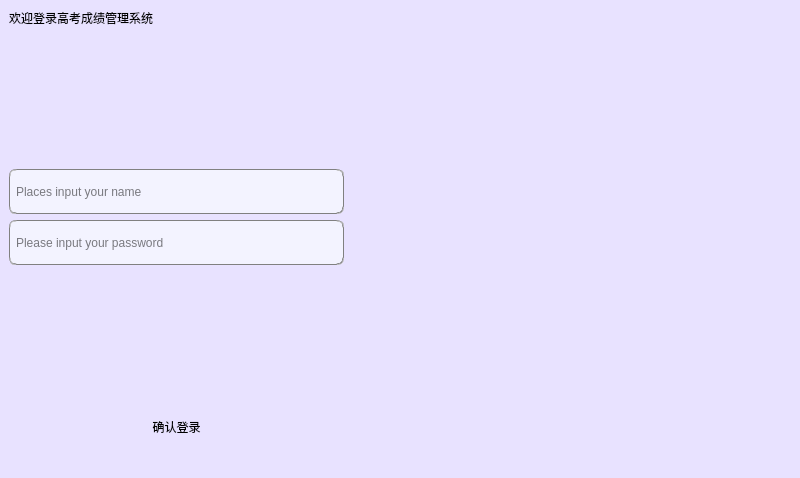
lensans/-, file CODE/signin.ui: the form before one commit.
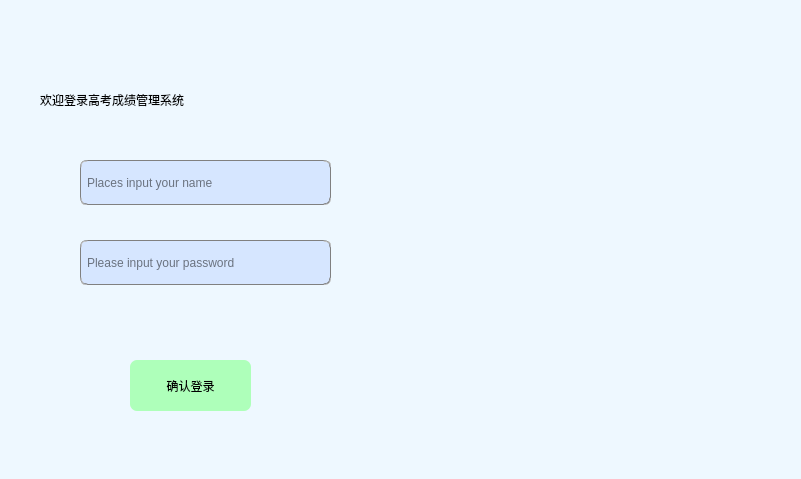
The form after the commit. Icons and pictures are not drawn.

What changed in the file:
```diff
--- a/CODE/signin.ui
+++ b/CODE/signin.ui
@@ -6,50 +6,26 @@
    <rect>
     <x>0</x>
     <y>0</y>
-    <width>800</width>
-    <height>478</height>
+    <width>801</width>
+    <height>479</height>
    </rect>
   </property>
   <property name="windowTitle">
    <string>MainWindow</string>
   </property>
   <property name="styleSheet">
-   <string notr="true">background-color: rgb(232, 226, 255);</string>
+   <string notr="true">background-color: rgb(238, 248, 255);</string>
   </property>
   <widget class="QWidget" name="centralwidget">
-   <layout class="QGridLayout" name="gridLayout">
-    <item row="0" column="0">
-     <layout class="QHBoxLayout" name="horizontalLayout">
-      <item>
-       <layout class="QVBoxLayout" name="verticalLayout_2">
-        <item>
-         <widget class="QLabel" name="login_label">
-          <property name="styleSheet">
-           <string notr="true">font: 87 20pt &quot;Arial Black&quot;;
-color: rgb(0, 0, 0);</string>
-          </property>
-          <property name="text">
-           <string>欢迎登录高考成绩管理系统</string>
-          </property>
-         </widget>
-        </item>
-        <item>
-         <spacer name="verticalSpacer">
-          <property name="orientation">
-           <enum>Qt::Vertical</enum>
-          </property>
-          <property name="sizeHint" stdset="0">
-           <size>
-            <width>20</width>
-            <height>40</height>
-           </size>
-          </property>
-         </spacer>
-        </item>
-        <item>
-         <layout class="QVBoxLayout" name="verticalLayout">
-          <item>
            <widget class="QLineEdit" name="lineEdit_username">
+    <property name="geometry">
+     <rect>
+      <x>80</x>
+      <y>160</y>
+      <width>251</width>
+      <height>45</height>
+     </rect>
+    </property>
             <property name="minimumSize">
              <size>
               <width>0</width>
@@ -63,19 +39,25 @@
              </size>
             </property>
             <property name="styleSheet">
-             <string notr="true">background-color: rgb(243, 243, 255);
+     <string notr="true">background-color: rgb(214, 230, 255);
 border:1px groove gray;border-radius:
 7px;padding:2px 4px;
-font: 10pt &quot;宋体&quot;;
-color: rgb(0, 0, 0);</string>
+font: 12pt &quot;宋体&quot;;
+color: rgb(0,0,0);</string>
             </property>
             <property name="placeholderText">
              <string>Places input your name</string>
             </property>
            </widget>
-          </item>
-          <item>
            <widget class="QLineEdit" name="lineEdit_password">
+    <property name="geometry">
+     <rect>
+      <x>80</x>
+      <y>240</y>
+      <width>251</width>
+      <height>45</height>
+     </rect>
+    </property>
             <property name="minimumSize">
              <size>
               <width>0</width>
@@ -89,11 +71,11 @@
              </size>
             </property>
             <property name="styleSheet">
-             <string notr="true">background-color: rgb(243, 243, 255);
+     <string notr="true">background-color: rgb(214, 230, 255);
 border:1px groove gray;border-radius:
 7px;padding:2px 4px;
-font: 10pt &quot;宋体&quot;;
-color: rgb(0, 0, 0);</string>
+font: 12pt &quot;宋体&quot;;
+color: rgb(0,0,0);</string>
             </property>
             <property name="echoMode">
              <enum>QLineEdit::Password</enum>
@@ -102,24 +84,45 @@
              <string>Please input your password</string>
             </property>
            </widget>
-          </item>
-         </layout>
-        </item>
-        <item>
-         <spacer name="verticalSpacer_2">
-          <property name="orientation">
-           <enum>Qt::Vertical</enum>
-          </property>
-          <property name="sizeHint" stdset="0">
-           <size>
-            <width>20</width>
-            <height>40</height>
-           </size>
-          </property>
-         </spacer>
-        </item>
-        <item>
+   <widget class="QLabel" name="label_image">
+    <property name="geometry">
+     <rect>
+      <x>410</x>
+      <y>0</y>
+      <width>391</width>
+      <height>481</height>
+     </rect>
+    </property>
+    <property name="text">
+     <string/>
+    </property>
+   </widget>
+   <widget class="QLabel" name="login_label">
+    <property name="geometry">
+     <rect>
+      <x>40</x>
+      <y>80</y>
+      <width>324</width>
+      <height>39</height>
+     </rect>
+    </property>
+    <property name="styleSheet">
+     <string notr="true">font: 87 20pt &quot;Arial Black&quot;;
+color: rgb(0, 0, 0);</string>
+    </property>
+    <property name="text">
+     <string>欢迎登录高考成绩管理系统</string>
+    </property>
+   </widget>
          <widget class="QPushButton" name="btn_signin">
+    <property name="geometry">
+     <rect>
+      <x>130</x>
+      <y>360</y>
+      <width>121</width>
+      <height>51</height>
+     </rect>
+    </property>
           <property name="minimumSize">
            <size>
             <width>50</width>
@@ -127,64 +130,28 @@
            </size>
           </property>
           <property name="styleSheet">
-           <string notr="true">background-color: qlineargradient(spread:pad, x1:0.52, y1:1, x2:0.54, y2:0, 
-stop:0.0112994 rgba(75, 84, 252, 255), 
-stop:1 rgba(255, 255, 255, 255));
-color: rgb(0,0,0);
+     <string notr="true">QMainWindow#signin QPushButton#btn_signin
+{
+	
+	background-color: rgb(174, 255, 186);
+  color: rgb(0,0,0);
 
 border:0px groove gray;border-radius:
 7px;padding:2px 4px;
-font: 14pt &quot;Candara&quot;;</string>
+font: 18pt &quot;Candara&quot;;
+
+}
+
+QMainWindow#signin QPushButton#signin:hover
+{
+	background-color: rgb(120,200,150);
+}</string>
           </property>
           <property name="text">
            <string>确认登录</string>
           </property>
          </widget>
-        </item>
-       </layout>
-      </item>
-      <item>
-       <widget class="QLabel" name="label_image">
-        <property name="minimumSize">
-         <size>
-          <width>441</width>
-          <height>351</height>
-         </size>
-        </property>
-        <property name="maximumSize">
-         <size>
-          <width>1231321</width>
-          <height>1230000</height>
-         </size>
-        </property>
-        <property name="baseSize">
-         <size>
-          <width>441</width>
-          <height>351</height>
-         </size>
-        </property>
-        <property name="text">
-         <string/>
-        </property>
-        <property name="pixmap">
-         <pixmap>loginone.png</pixmap>
-        </property>
-        <property name="scaledContents">
-         <bool>true</bool>
-        </property>
-        <property name="alignment">
-         <set>Qt::AlignJustify|Qt::AlignTop</set>
-        </property>
-        <property name="wordWrap">
-         <bool>false</bool>
-        </property>
-       </widget>
-      </item>
-     </layout>
-    </item>
-   </layout>
-  </widget>
-  <widget class="QStatusBar" name="statusbar"/>
+  </widget>
  </widget>
  <resources/>
  <connections/>
```
Lines whose indentation alone changed are shown as unchanged.
